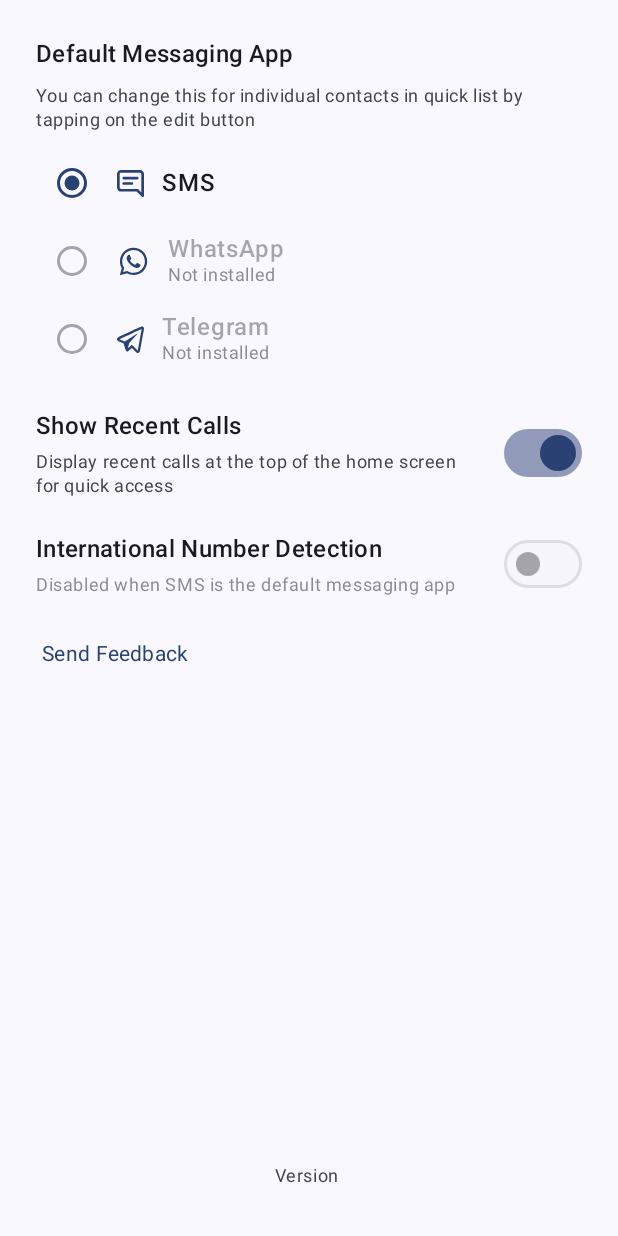
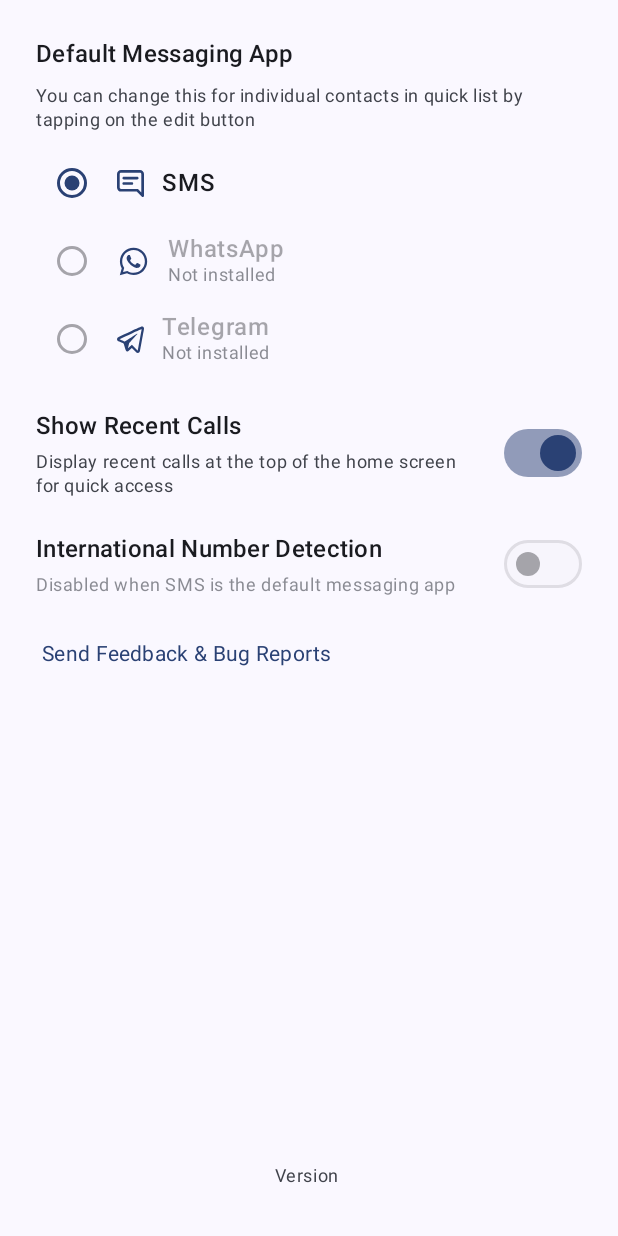
Before and after one commit to teja2495/quick-contacts, an Android app built with Jetpack Compose: the composable SettingsScreen shown on its own in the app's theme, on a phone screen of 412 x 824 dp. Run offline under Robolectric (Android 15) with nearby library versions, the phone set to English and light mode, and no system bars.

Commit message:
feat: minor fix

```diff
--- a/app/src/main/java/com/tk/quickcontacts/ui/components/SettingsScreen.kt
+++ b/app/src/main/java/com/tk/quickcontacts/ui/components/SettingsScreen.kt
@@ -307,7 +307,7 @@ fun SettingsScreen(
                     modifier = Modifier.align(Alignment.CenterHorizontally)
                 ) {
                     Text(
-                        text = "Send Feedback",
+                        text = "Send Feedback & Bug Reports",
                         style = MaterialTheme.typography.bodyMedium,
                         color = MaterialTheme.colorScheme.primary
                     )
```
